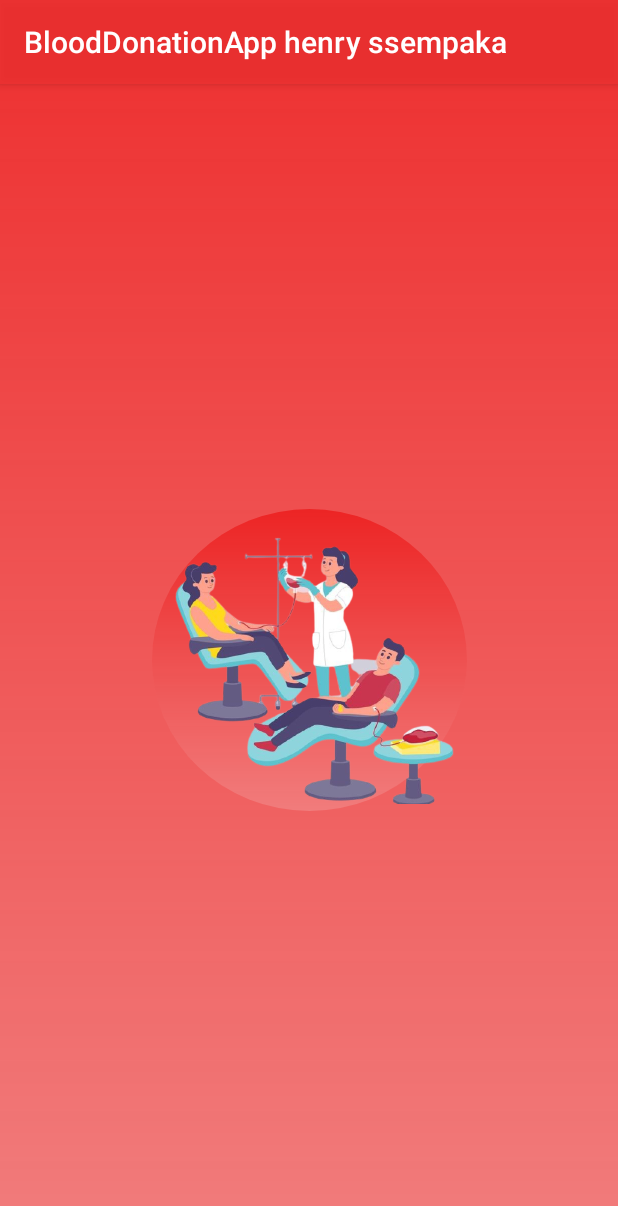
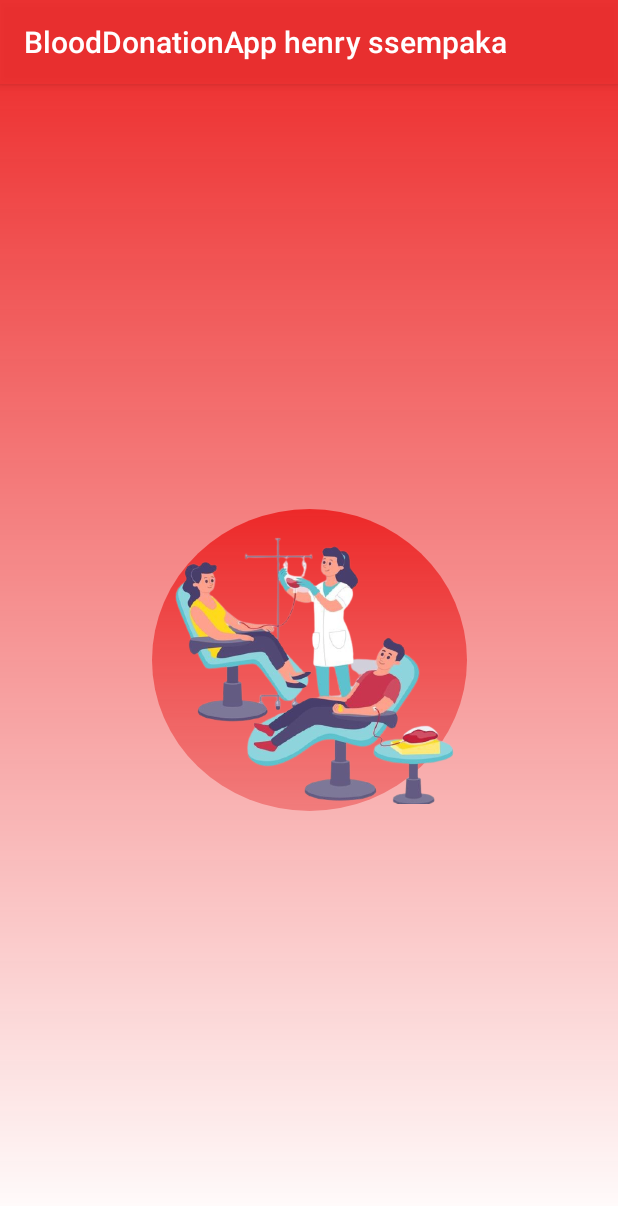
Before and after one commit to SydNS/BloodDonors-App, an Android app: the MainActivity screen opened directly, with no data from a screen before it, on a phone screen of 412 x 824 dp. Shown: the top 1206 px of the screen. Run offline under Robolectric (Android 15) with nearby library versions, the phone set to English and light mode, and no system bars.

Commit message:
changed the gradient to whitish

```diff
--- a/app/src/main/res/drawable/splashgradient.xml
+++ b/app/src/main/res/drawable/splashgradient.xml
@@ -2,7 +2,7 @@
 <shape xmlns:android="http://schemas.android.com/apk/res/android">
     <gradient
         android:angle="150"
-        android:endColor="#F17C7C"
+        android:endColor="#Fff"
         android:startColor="@color/colorPrimary"
         android:type="linear"
         android:useLevel="false" />
```
